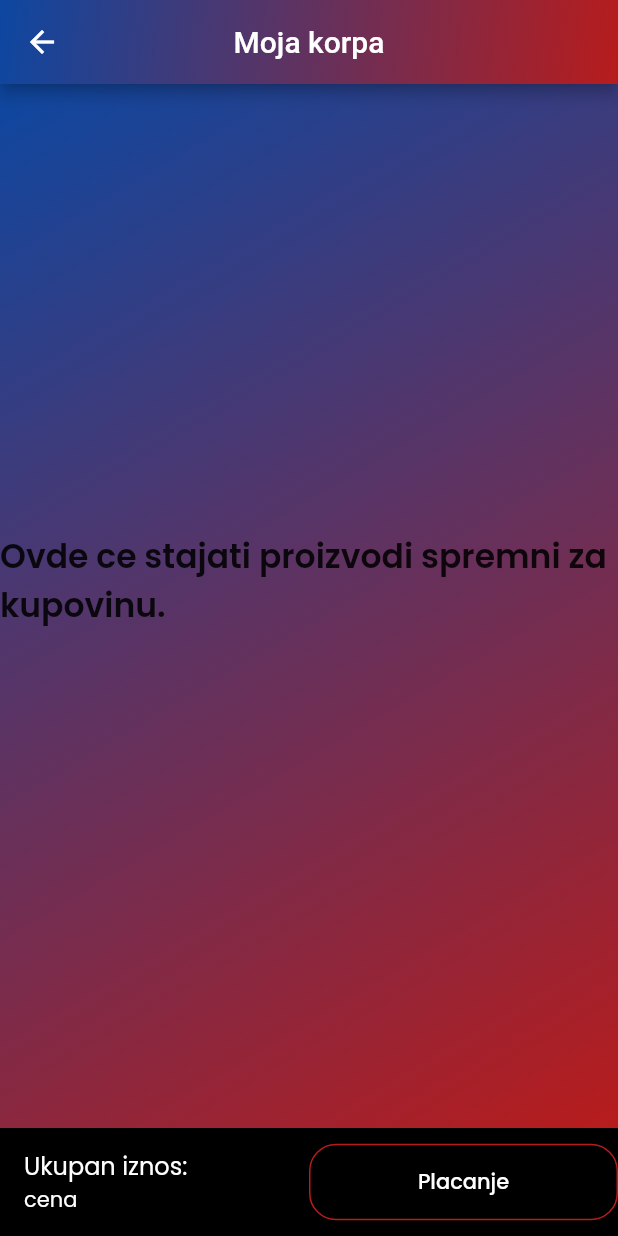
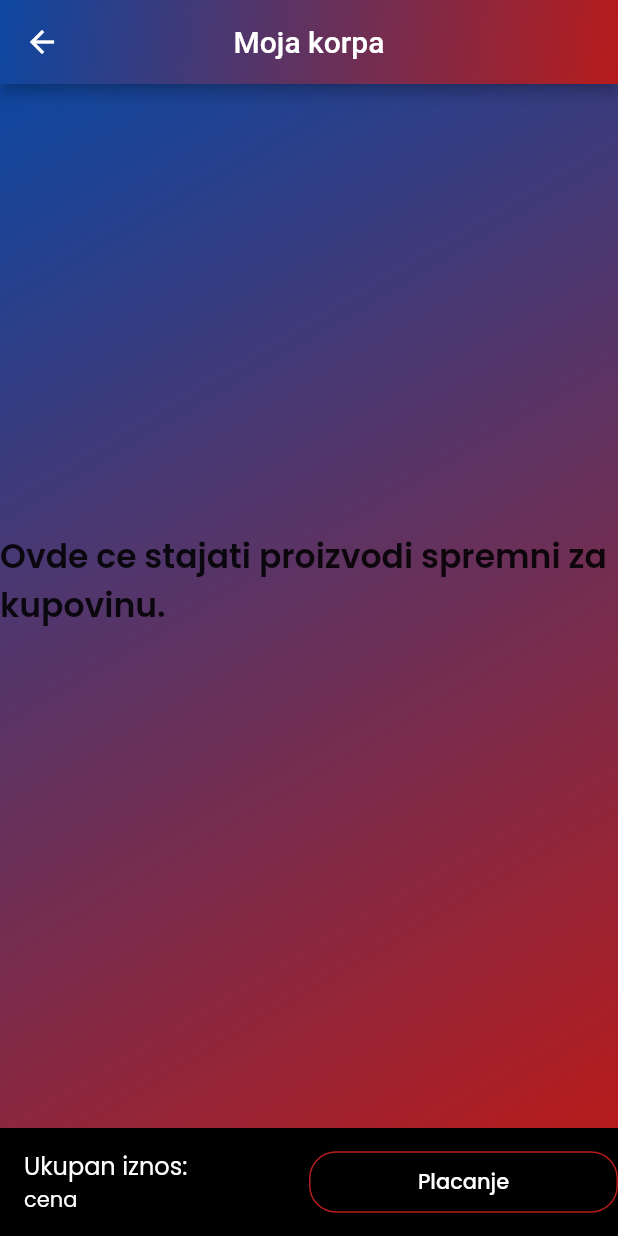
Before and after one commit to matf-pp/2021_Online_prodavnica, a Flutter app: the KorpaPage screen opened directly, on a phone screen of 412 x 824 dp. Run offline on Flutter 3.47's test engine with Material 2 defaults, Android fonts, the phone set to English and light mode, and no system bars; our stand-ins replace firebase_core, flutter_spinkit, google_fonts; accounts and stored records are empty.

Commit message:
Update korpa_page.dart

```diff
--- a/party_monster/lib/screens/korpa_page.dart
+++ b/party_monster/lib/screens/korpa_page.dart
@@ -41,7 +41,7 @@ class _KorpaPageState extends State<KorpaPage> {
                   onPressed: () {},
                   style: ButtonStyle(
                       padding: MaterialStateProperty.all<EdgeInsets>(
-                          EdgeInsets.all(15)),
+                          EdgeInsets.all(10)),
                       foregroundColor:
                           MaterialStateProperty.all<Color>(Colors.red),
                       shape: MaterialStateProperty.all<RoundedRectangleBorder>(
```
